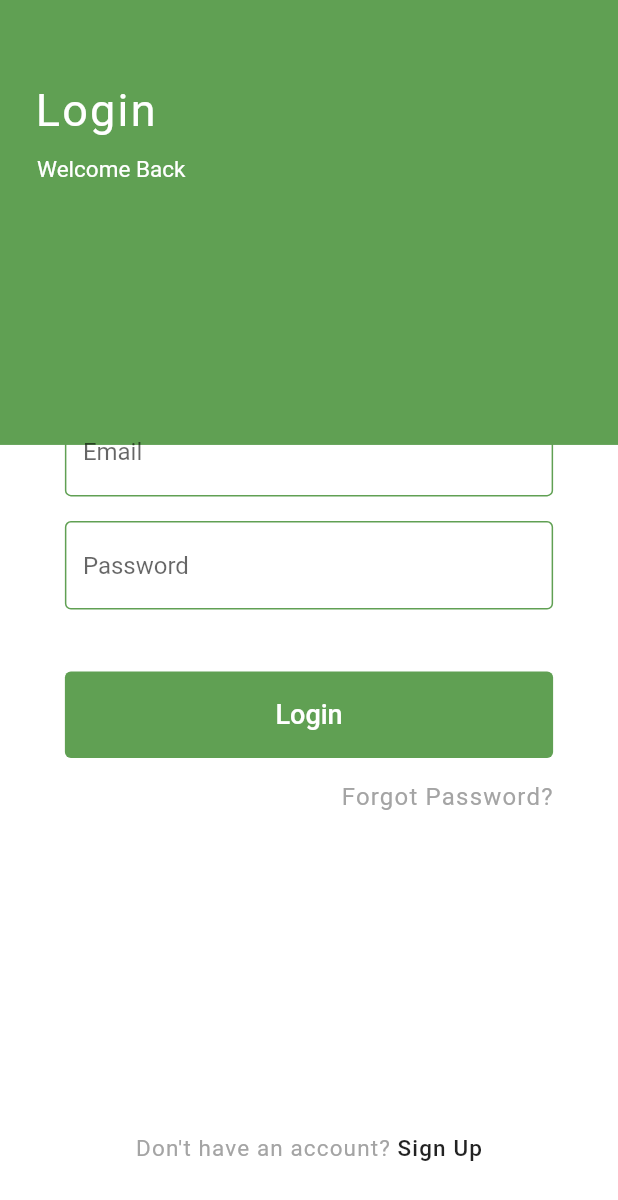
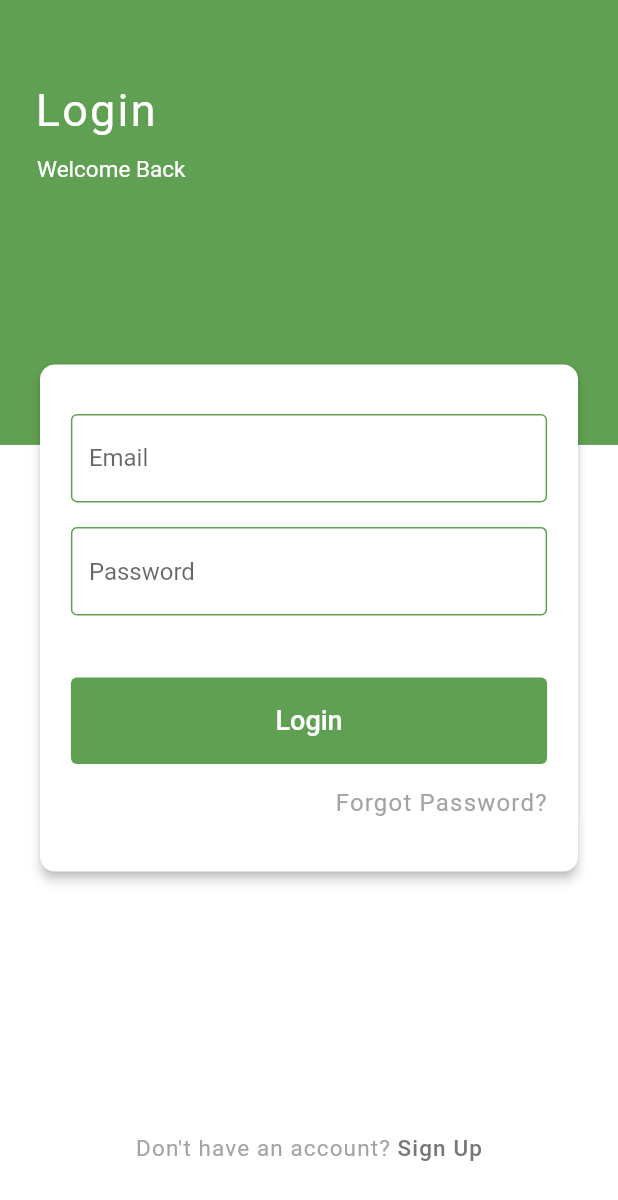
Before and after one commit to sam829/clump_task, a Flutter app: the screen it shows after launch, on a phone screen of 412 x 824 dp. Shown: the top 1200 px of the screen. Run offline on Flutter 3.47's test engine with Material 2 defaults, Android fonts, the phone set to English and light mode, and no system bars; our stand-ins replace get, google_fonts, sizer.

Commit message:
- Sign up screen is created - Card and Background are separeted as components - resources are added

```diff
--- /dev/null
+++ b/lib/modules/components/card.dart
@@ -0,0 +1,16 @@
+import 'package:flutter/material.dart';
+
+class ClumpCard extends StatelessWidget {
+  const ClumpCard({super.key, this.child});
+
+  final Widget? child;
+
+  @override
+  Widget build(BuildContext context) {
+    return Card(
+      elevation: 3,
+      shape: RoundedRectangleBorder(borderRadius: BorderRadius.circular(10)),
+      child: child,
+    );
+  }
+}
--- a/lib/modules/log_in/log_in_page.dart
+++ b/lib/modules/log_in/log_in_page.dart
@@ -99,7 +99,9 @@ class LogInScreen extends StatelessWidget {
                       child: const TextField(
                         decoration: InputDecoration(
                           hintText: 'Email',
-                          border: OutlineInputBorder(),
+                          border: OutlineInputBorder(
+                              borderRadius:
+                                  BorderRadius.all(Radius.circular(10))),
                         ),
                       ),
                     ),
@@ -111,7 +113,9 @@ class LogInScreen extends StatelessWidget {
                       ),
                       child: const TextField(
                         decoration: InputDecoration(
-                          border: OutlineInputBorder(),
+                          border: OutlineInputBorder(
+                              borderRadius:
+                                  BorderRadius.all(Radius.circular(10))),
                           hintText: 'Password',
                         ),
                       ),
--- a/lib/routes/pages.dart
+++ b/lib/routes/pages.dart
@@ -1,4 +1,5 @@
 import 'package:clump_task/modules/log_in/log_in_page.dart';
+import 'package:clump_task/modules/sign_up/sign_up_page.dart';
 import 'package:clump_task/modules/splash/splash.dart';
 import 'package:clump_task/routes/routes.dart';
 import 'package:get/get_navigation/src/routes/get_route.dart';
@@ -11,5 +12,9 @@ final List<GetPage> pages = [
   GetPage(
     name: Routes.logIn,
     page: () => const LogInScreen(),
+  ),
+  GetPage(
+    name: Routes.signUp,
+    page: () => const SignUpScreen(),
   )
 ];
--- a/lib/routes/routes.dart
+++ b/lib/routes/routes.dart
@@ -1,4 +1,5 @@
 class Routes {
   static const splash = '/splash';
   static const logIn = '/log_in';
+  static const signUp = '/sign_up';
 }
--- a/lib/utils/colors.dart
+++ b/lib/utils/colors.dart
@@ -3,6 +3,7 @@ import 'package:flutter/widgets.dart';
 class ClumpColors {
   static final Color primaryColor = '#60A053'.toColor();
   static final Color hintColor = '#A4A4A4'.toColor();
+  static final Color darkHintColor = '#777777'.toColor();
 }
 
 extension ColorExtension on String {
```
Also changed, not shown: lib/modules/sign_up/sign_up_page.dart (added, +171 -0 lines).
